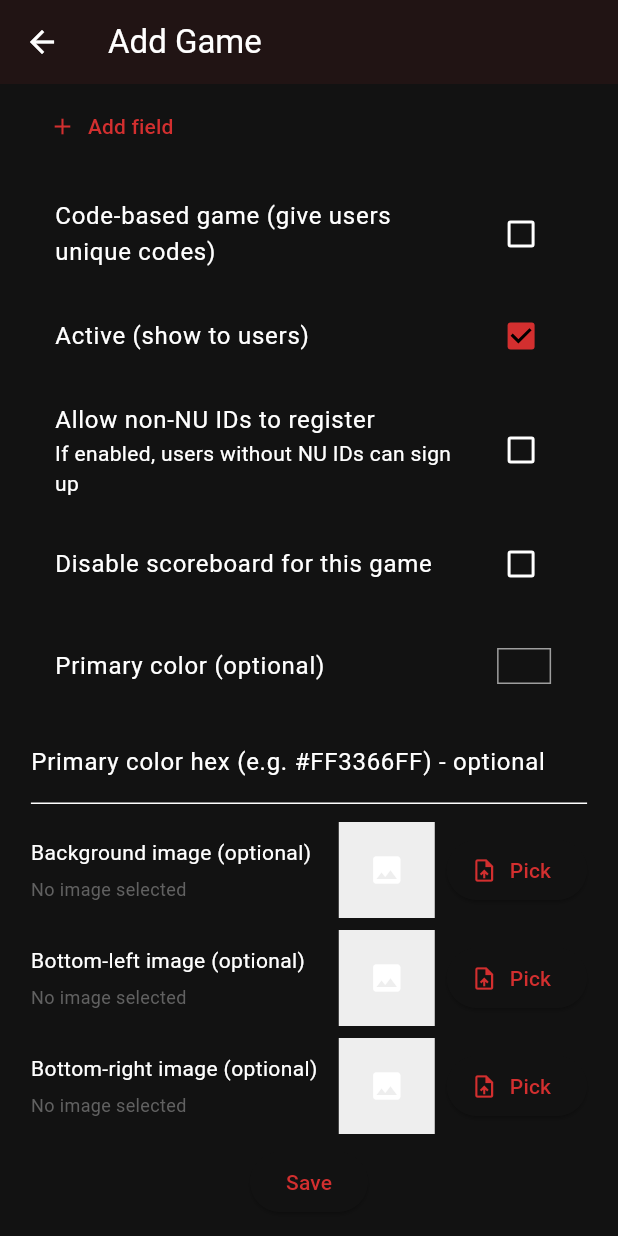
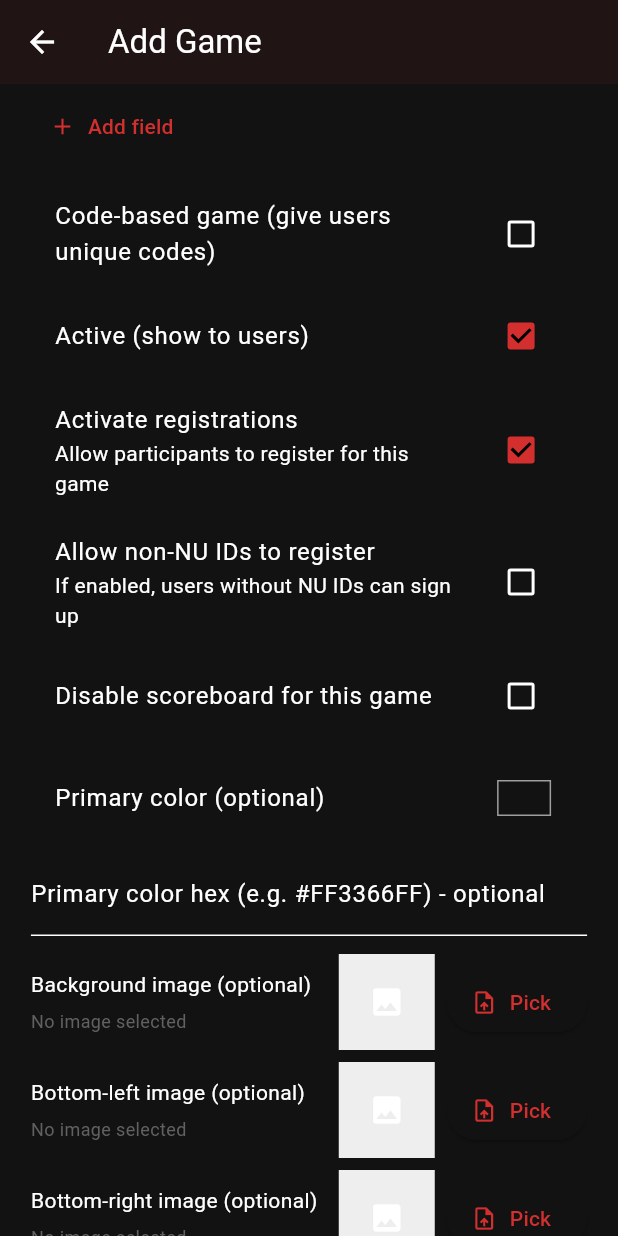
Before and after one commit to acmnuceskhi/Coders-Cup-Minigames-Admin-Panel, a Flutter app: the AddGamePage screen opened directly, scrolled down 529 dp, on a phone screen of 412 x 824 dp. Run offline on Flutter 3.47's test engine with Material 3 defaults, Android fonts, the phone set to English and light mode, and no system bars; our stand-ins replace cloud_firestore, csv, file_picker, firebase_auth, firebase_core, firebase_storage and 1 more; accounts and stored records are empty.

Commit message:
Activate registrations field added

```diff
--- a/lib/pages/add_game_page.dart
+++ b/lib/pages/add_game_page.dart
@@ -52,6 +52,8 @@ class _AddGamePageState extends State<AddGamePage> {
   bool _scoreboardDisabled = false;
   // Whether to allow non-NU IDs to register for this game
   bool _allowNonNuIds = false;
+  // Whether registrations are active for this game
+  bool _registrationsActive = true;
   bool _saving = false;
 
   @override
@@ -109,6 +111,8 @@ class _AddGamePageState extends State<AddGamePage> {
       _scoreboardDisabled = d['scoreboardDisabled'] ?? false;
       // read allowNonNuIds if present in the document
       _allowNonNuIds = d['allowNonNuIds'] ?? false;
+      // read registrationsActive if present, default to true
+      _registrationsActive = d['registrationsActive'] ?? true;
     }
   }
 
@@ -134,6 +138,7 @@ class _AddGamePageState extends State<AddGamePage> {
         if (limit != null) 'limit': limit,
         'codeBased': _codeBased,
         'active': _active,
+        'registrationsActive': _registrationsActive,
         'scoreboardDisabled': _scoreboardDisabled,
         'allowNonNuIds': _allowNonNuIds,
         'description': _descriptionCtrl.text.trim(),
@@ -577,6 +582,16 @@ class _AddGamePageState extends State<AddGamePage> {
                 ),
                 const SizedBox(height: 8),
                 CheckboxListTile(
+                  title: const Text('Activate registrations'),
+                  subtitle: const Text(
+                    'Allow participants to register for this game',
+                  ),
+                  value: _registrationsActive,
+                  onChanged: (v) =>
+                      setState(() => _registrationsActive = v ?? false),
+                ),
+                const SizedBox(height: 8),
+                CheckboxListTile(
                   title: const Text('Allow non-NU IDs to register'),
                   subtitle: const Text(
                     'If enabled, users without NU IDs can sign up',
```
